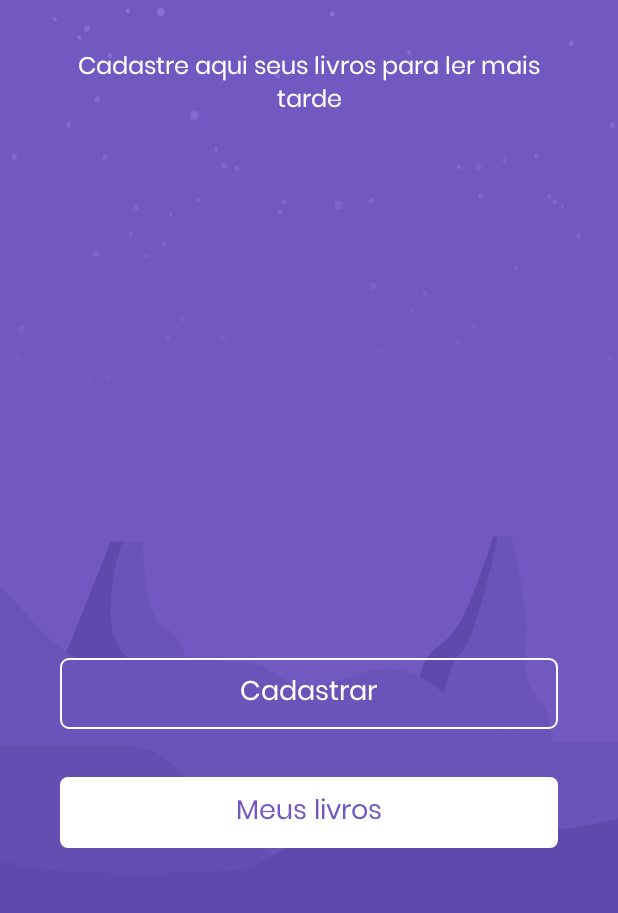
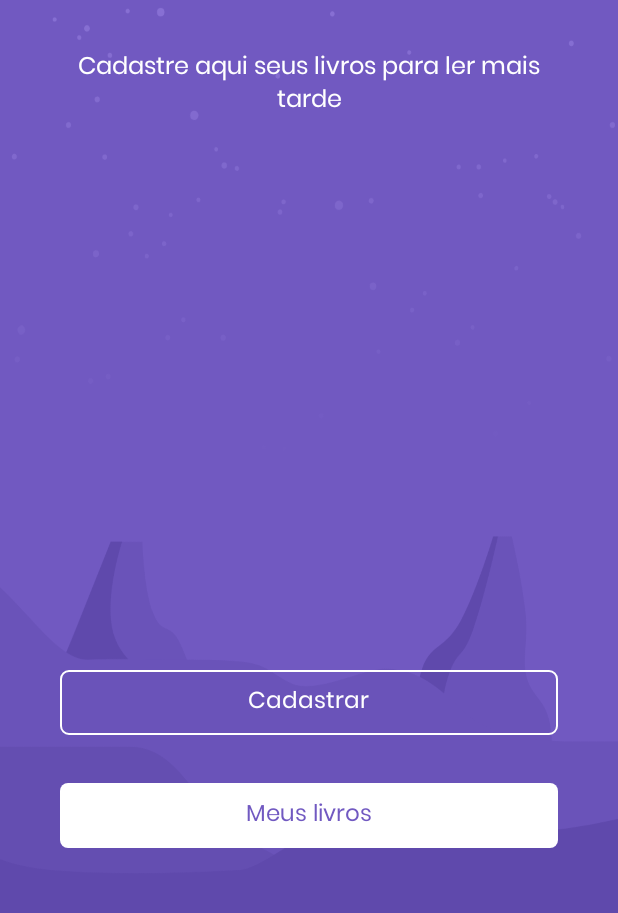
Before and after one commit to apenaspadua/ibook, an Android app: the screen it shows after launch (StartActivity), on a phone screen of 412 x 824 dp, the part 238-1151 px from its top. Run offline under Robolectric (Android 15) with nearby library versions, the phone set to English and light mode, and no system bars; our stand-ins replace Room's generated code, RxJava; libraries missing offline, so code that uses them is left out: com.thekhaeng.pushdownanim; 1 statement that could not run was skipped.

Commit message:
app finalizado

```diff
--- /dev/null
+++ b/app/src/main/java/com/padua/ibook/ui/BaseCreate.java
@@ -0,0 +1,8 @@
+package com.padua.ibook.ui;
+
+
+public interface BaseCreate {
+
+     void initInstance();
+     void initComponents();
+}
--- a/app/src/main/java/com/padua/ibook/ui/start/StartActivity.java
+++ b/app/src/main/java/com/padua/ibook/ui/start/StartActivity.java
@@ -7,12 +7,13 @@ import android.os.Bundle;
 import android.view.View;
 import android.widget.RelativeLayout;
 
+import com.padua.ibook.ui.BaseCreate;
 import com.padua.ibook.ui.listbook.ListActivity;
 import com.padua.ibook.R;
 import com.padua.ibook.ui.register.RegisterActivity;
 import com.padua.ibook.utils.Utils;
 
-public class StartActivity extends AppCompatActivity {
+public class StartActivity extends AppCompatActivity implements BaseCreate {
 
     private RelativeLayout buttonRegister, buttonList;
 
@@ -21,11 +22,8 @@ public class StartActivity extends AppCompatActivity {
         super.onCreate(savedInstanceState);
         setContentView(R.layout.activity_start);
 
-        buttonRegister = findViewById(R.id.register);
-        buttonList = findViewById(R.id.listBook);
-
-        Utils.setPushDownAnimation(buttonRegister);
-        Utils.setPushDownAnimation(buttonList);
+        //Chamando a inicializao ao carregar tela
+        initComponents();
 
         buttonRegister.setOnClickListener(buttonClickRegister);
         buttonList.setOnClickListener(buttonClickList);
@@ -46,4 +44,26 @@ public class StartActivity extends AppCompatActivity {
             overridePendingTransition(R.anim.slide_in_left, R.anim.slide_out_right);
         }
     };
+
+
+    @Override
+    public void initInstance() {
+        return;
+    }
+
+    @Override
+    public void initComponents() {
+        try {
+            //Mapeando componentes
+            buttonRegister = findViewById(R.id.register);
+            buttonList = findViewById(R.id.listBook);
+
+            //Atribuindo comportamento ao botao
+            Utils.setPushDownAnimation(buttonRegister);
+            Utils.setPushDownAnimation(buttonList);
+
+        } catch (Exception e){
+            e.printStackTrace();
+        }
+    }
 }
--- a/app/src/main/res/layout/activity_start.xml
+++ b/app/src/main/res/layout/activity_start.xml
@@ -67,7 +67,7 @@
             android:padding="8dp"
             android:text="@string/text_label_register"
             android:textColor="@color/white"
-            android:textSize="18sp"
+            android:textSize="15sp"
             app:fontFamily="@font/poppins_regular" />
 
     </RelativeLayout>
@@ -94,7 +94,7 @@
             android:text="@string/text_label_listboook"
             android:textColor="@color/colorPrimary"
             app:fontFamily="@font/poppins_regular"
-            android:textSize="18sp"
+            android:textSize="15sp"
             android:padding="8dp"/>
 
     </RelativeLayout>
```
Also changed, not shown: app/src/main/java/com/padua/ibook/ui/listbook/ListActivity.java (+31 -16 lines), app/src/main/java/com/padua/ibook/ui/register/RegisterActivity.java (+33 -15 lines), app/src/main/java/com/padua/ibook/ui/register/RegisterViewModel.java (deleted, +0 -13 lines), app/src/main/res/layout/item_book.xml (+5 -6 lines).
